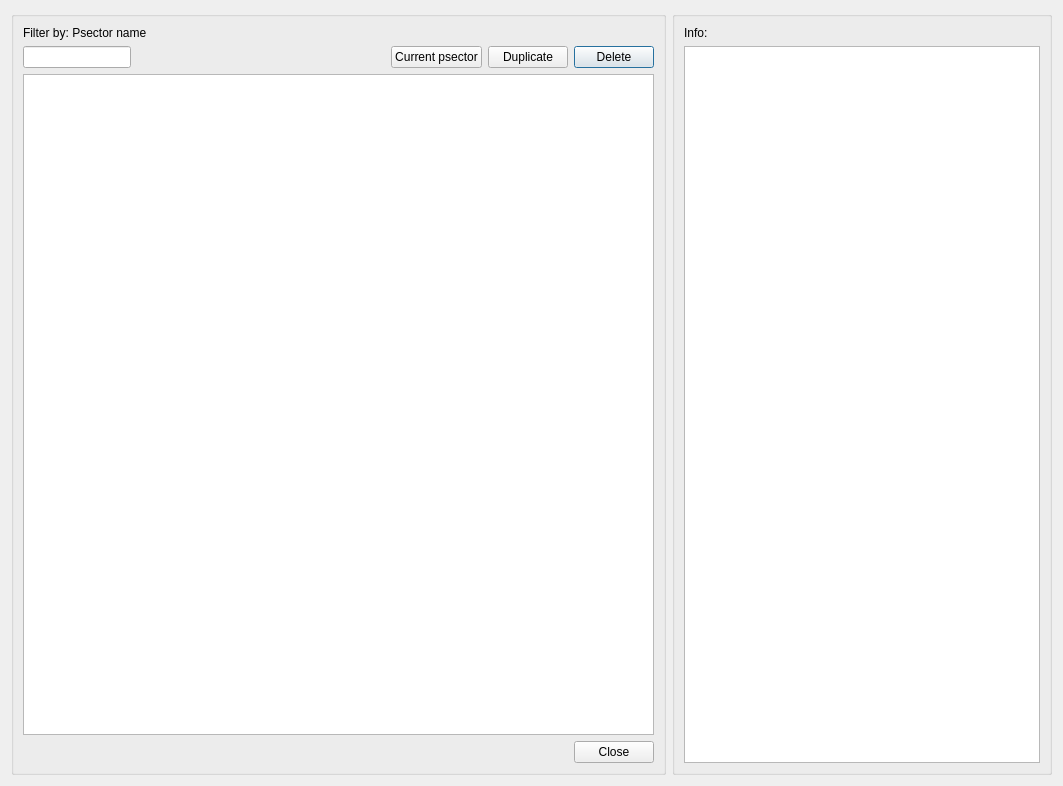
First picture: the form in core/ui/toolbars/epa/nonvisual_manager.ui, repository Giswater/giswater_qgis_plugin, before the edit.
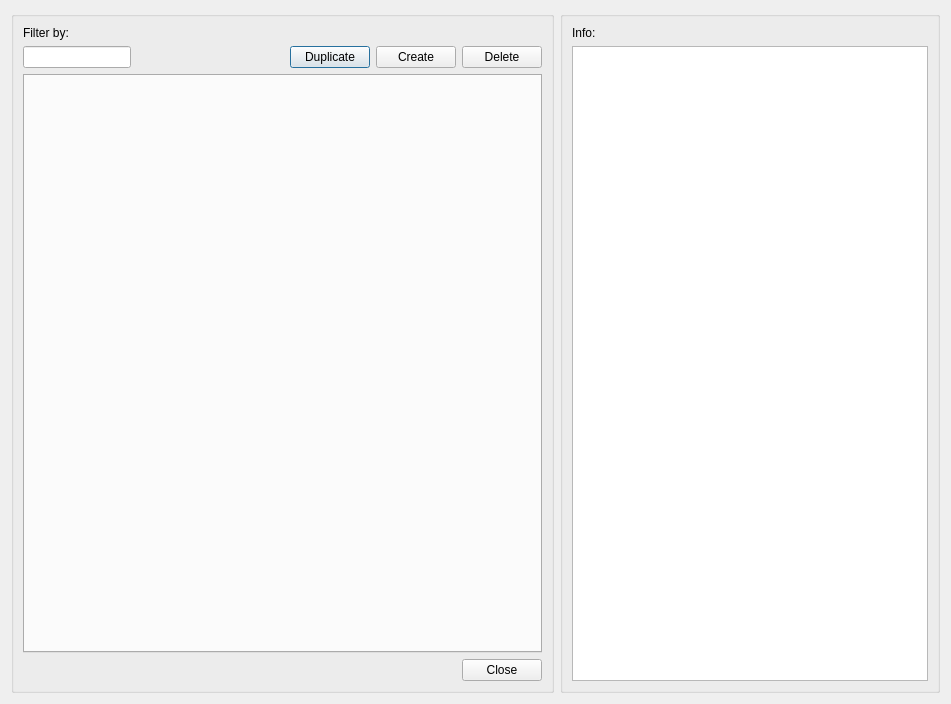
Second picture: the form after the edit.

Commit message: WIP #859 add "New non visual objects manager" button to toolbar

The edit to the form file:
```diff
--- a/core/ui/toolbars/epa/nonvisual_manager.ui
+++ b/core/ui/toolbars/epa/nonvisual_manager.ui
@@ -6,8 +6,8 @@
    <rect>
     <x>0</x>
     <y>0</y>
-    <width>1063</width>
-    <height>786</height>
+    <width>951</width>
+    <height>704</height>
    </rect>
   </property>
   <property name="windowTitle">
@@ -25,38 +25,18 @@
      <property name="title">
       <string/>
      </property>
-     <layout class="QGridLayout" name="verticalLayout_3">
-      <item row="1" column="6">
-       <widget class="QPushButton" name="btn_delete">
-        <property name="sizePolicy">
-         <sizepolicy hsizetype="Fixed" vsizetype="Fixed">
-          <horstretch>0</horstretch>
-          <verstretch>0</verstretch>
-         </sizepolicy>
-        </property>
-        <property name="text">
-         <string>Delete</string>
-        </property>
-       </widget>
-      </item>
+     <layout class="QGridLayout" name="gridLayout_3">
       <item row="0" column="0">
-       <widget class="QLabel" name="lbl_psector_name">
+       <widget class="QLabel" name="lbl_filter">
         <property name="text">
-         <string>Filter by: Psector name</string>
+         <string>Filter by:</string>
         </property>
        </widget>
       </item>
-      <item row="3" column="6">
-       <widget class="QPushButton" name="btn_cancel">
-        <property name="text">
-         <string>Close</string>
-        </property>
-       </widget>
-      </item>
-      <item row="1" column="3">
-       <widget class="QLabel" name="lbl_vdefault_psector">
+      <item row="1" column="0">
+       <widget class="QLineEdit" name="txt_filter">
         <property name="sizePolicy">
-         <sizepolicy hsizetype="Fixed" vsizetype="Preferred">
+         <sizepolicy hsizetype="Fixed" vsizetype="Fixed">
           <horstretch>0</horstretch>
           <verstretch>0</verstretch>
          </sizepolicy>
@@ -66,7 +46,7 @@
         </property>
        </widget>
       </item>
-      <item row="1" column="1" colspan="2">
+      <item row="1" column="1">
        <spacer name="horizontalSpacer_2">
         <property name="orientation">
          <enum>Qt::Horizontal</enum>
@@ -79,49 +59,7 @@
         </property>
        </spacer>
       </item>
-      <item row="1" column="0">
-       <widget class="QLineEdit" name="txt_name">
-        <property name="sizePolicy">
-         <sizepolicy hsizetype="Fixed" vsizetype="Fixed">
-          <horstretch>0</horstretch>
-          <verstretch>0</verstretch>
-         </sizepolicy>
-        </property>
-        <property name="text">
-         <string/>
-        </property>
-       </widget>
-      </item>
-      <item row="2" column="0" colspan="7">
-       <widget class="QTableView" name="tbl_psm"/>
-      </item>
-      <item row="3" column="0" colspan="5">
-       <spacer name="horizontalSpacer">
-        <property name="orientation">
-         <enum>Qt::Horizontal</enum>
-        </property>
-        <property name="sizeHint" stdset="0">
-         <size>
-          <width>40</width>
-          <height>20</height>
-         </size>
-        </property>
-       </spacer>
-      </item>
-      <item row="1" column="4">
-       <widget class="QPushButton" name="btn_update_psector">
-        <property name="sizePolicy">
-         <sizepolicy hsizetype="Fixed" vsizetype="Fixed">
-          <horstretch>0</horstretch>
-          <verstretch>0</verstretch>
-         </sizepolicy>
-        </property>
-        <property name="text">
-         <string>Current psector</string>
-        </property>
-       </widget>
-      </item>
-      <item row="1" column="5">
+      <item row="1" column="2">
        <widget class="QPushButton" name="btn_duplicate">
         <property name="sizePolicy">
          <sizepolicy hsizetype="Fixed" vsizetype="Fixed">
@@ -134,6 +72,65 @@
         </property>
        </widget>
       </item>
+      <item row="1" column="3">
+       <widget class="QPushButton" name="btn_create">
+        <property name="sizePolicy">
+         <sizepolicy hsizetype="Fixed" vsizetype="Fixed">
+          <horstretch>0</horstretch>
+          <verstretch>0</verstretch>
+         </sizepolicy>
+        </property>
+        <property name="text">
+         <string>Create</string>
+        </property>
+       </widget>
+      </item>
+      <item row="1" column="4">
+       <widget class="QPushButton" name="btn_delete">
+        <property name="sizePolicy">
+         <sizepolicy hsizetype="Fixed" vsizetype="Fixed">
+          <horstretch>0</horstretch>
+          <verstretch>0</verstretch>
+         </sizepolicy>
+        </property>
+        <property name="text">
+         <string>Delete</string>
+        </property>
+       </widget>
+      </item>
+      <item row="2" column="0" colspan="5">
+       <widget class="QTabWidget" name="mainTab">
+        <property name="sizePolicy">
+         <sizepolicy hsizetype="Expanding" vsizetype="Expanding">
+          <horstretch>0</horstretch>
+          <verstretch>0</verstretch>
+         </sizepolicy>
+        </property>
+        <property name="currentIndex">
+         <number>-1</number>
+        </property>
+       </widget>
+      </item>
+      <item row="3" column="0">
+       <spacer name="horizontalSpacer">
+        <property name="orientation">
+         <enum>Qt::Horizontal</enum>
+        </property>
+        <property name="sizeHint" stdset="0">
+         <size>
+          <width>40</width>
+          <height>20</height>
+         </size>
+        </property>
+       </spacer>
+      </item>
+      <item row="3" column="4">
+       <widget class="QPushButton" name="btn_cancel">
+        <property name="text">
+         <string>Close</string>
+        </property>
+       </widget>
+      </item>
      </layout>
     </widget>
    </item>
```
Left out of the diff: 11 changed lines with no effect on the pictures. The commit also changes 4 other files.
